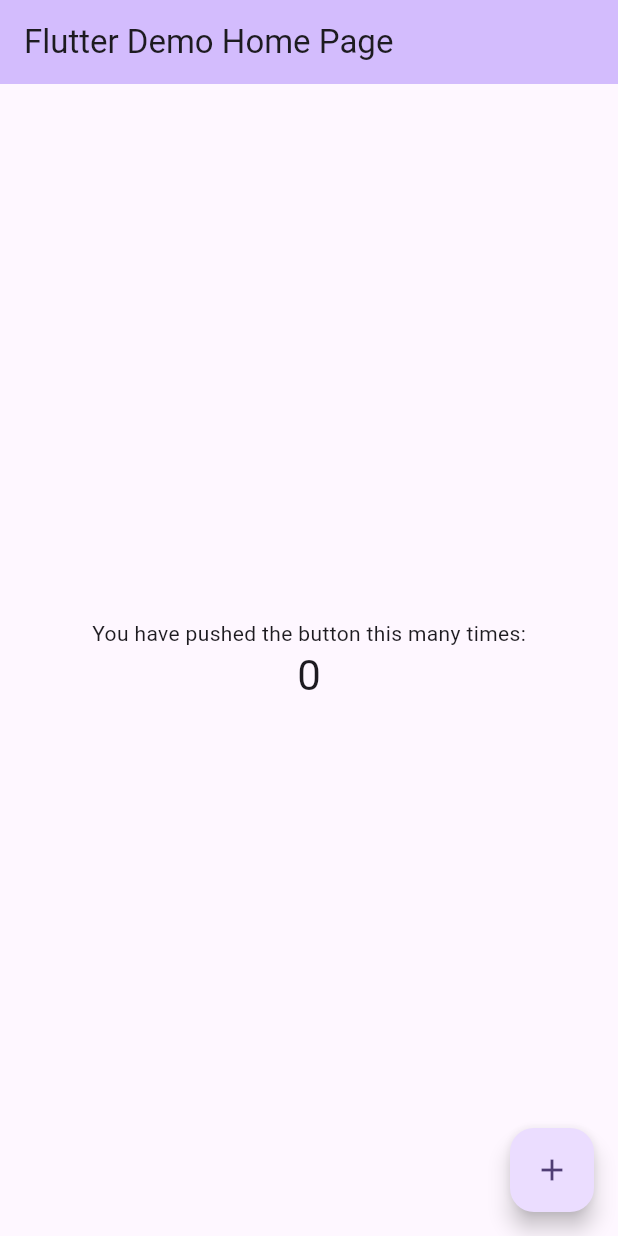
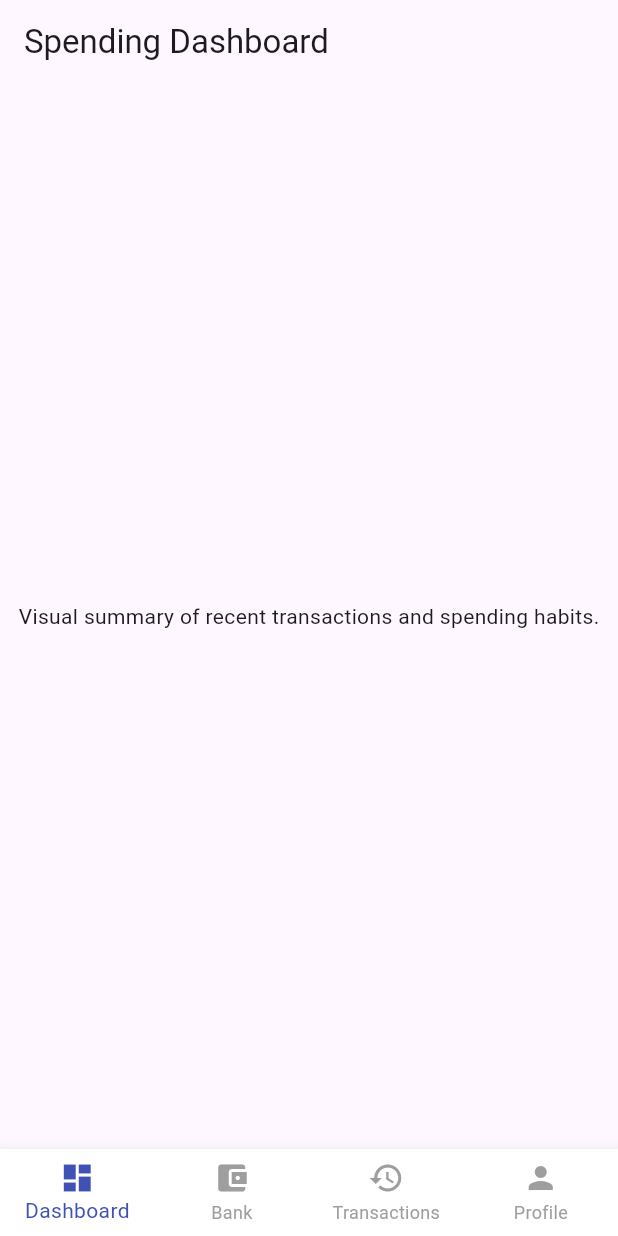
Before and after one commit to Sseankzs/PayPalm, a Flutter app: the screen it shows after launch, on a phone screen of 412 x 824 dp. Run offline on Flutter 3.47's test engine with Material 3 defaults, Android fonts, the light colour scheme and no system bars; our stand-ins replace firebase_core; accounts and stored records are empty.

Commit message:
finish setup and added navigation logic to temporary dummy screens.

```diff
--- /dev/null
+++ b/paypalm_mobile/lib/Screens/financial_dashboard_screen.dart
@@ -0,0 +1,48 @@
+import 'package:flutter/material.dart';
+import '../navigation_panel.dart';
+
+class SpendingDashboardScreen extends StatefulWidget {
+  const SpendingDashboardScreen({super.key});
+
+  @override
+  State<SpendingDashboardScreen> createState() => _SpendingDashboardScreenState();
+}
+
+class _SpendingDashboardScreenState extends State<SpendingDashboardScreen> {
+  int _selectedIndex = 0;
+
+  void _onItemTapped(int index) {
+    // Handle navigation logic here, e.g.:
+    switch (index) {
+      case 0:
+        Navigator.pushReplacementNamed(context, '/dashboard');
+        break;
+      case 1:
+        Navigator.pushReplacementNamed(context, '/bank');
+        break;
+      case 2:
+        Navigator.pushReplacementNamed(context, '/transactions');
+        break;
+      case 3:
+        Navigator.pushReplacementNamed(context, '/profile');
+        break;
+    }
+    setState(() {
+      _selectedIndex = index;
+    });
+  }
+
+  @override
+  Widget build(BuildContext context) {
+    return Scaffold(
+      appBar: AppBar(title: const Text('Spending Dashboard')),
+      body: const Center(
+        child: Text('Visual summary of recent transactions and spending habits.'),
+      ),
+      bottomNavigationBar: NavigationPanel(
+        selectedIndex: _selectedIndex,
+        onItemTapped: _onItemTapped,
+      ),
+    );
+  }
+}
--- /dev/null
+++ b/paypalm_mobile/lib/Screens/profile_screen.dart
@@ -0,0 +1,36 @@
+import 'package:flutter/material.dart';
+import '../navigation_panel.dart';
+
+class ProfileScreen extends StatelessWidget {
+  const ProfileScreen({super.key});
+
+  @override
+  Widget build(BuildContext context) {
+    return Scaffold(
+      appBar: AppBar(title: const Text('Profile')),
+      body: const Center(
+        child: Text('User information, app preferences, and palm hash.'),
+      ),
+        bottomNavigationBar: NavigationPanel(
+        selectedIndex: 3,
+        onItemTapped: (index) {
+          // Handle navigation logic here, e.g.:
+          switch (index) {
+            case 0:
+              Navigator.pushReplacementNamed(context, '/dashboard');
+              break;
+            case 1:
+              Navigator.pushReplacementNamed(context, '/bank');
+              break;
+            case 2:
+              Navigator.pushReplacementNamed(context, '/transactions');
+              break;
+            case 3:
+              Navigator.pushReplacementNamed(context, '/profile');
+              break;
+          }
+        },
+      ),
+    );
+  }
+}
--- a/paypalm_mobile/lib/main.dart
+++ b/paypalm_mobile/lib/main.dart
@@ -1,122 +1,40 @@
 import 'package:flutter/material.dart';
+import 'package:firebase_core/firebase_core.dart';
 
-void main() {
-  runApp(const MyApp());
+import 'screens/profile_screen.dart';
+import 'screens/financial_dashboard_screen.dart';
+import 'screens/transaction_history_screen.dart';
+import 'screens/bank_management_screen.dart';
+
+void main() async {
+  WidgetsFlutterBinding.ensureInitialized();
+  await Firebase.initializeApp();
+
+  runApp(const PalmPayApp());
 }
 
-class MyApp extends StatelessWidget {
-  const MyApp({super.key});
+class PalmPayApp extends StatelessWidget {
+  const PalmPayApp({super.key});
 
-  // This widget is the root of your application.
+  static final GlobalKey<NavigatorState> navigatorKey = GlobalKey<NavigatorState>();
+
   @override
   Widget build(BuildContext context) {
     return MaterialApp(
-      title: 'Flutter Demo',
+      navigatorKey: navigatorKey,
+      title: 'PalmPay',
+      debugShowCheckedModeBanner: false,
       theme: ThemeData(
-        // This is the theme of your application.
-        //
-        // TRY THIS: Try running your application with "flutter run". You'll see
-        // the application has a purple toolbar. Then, without quitting the app,
-        // try changing the seedColor in the colorScheme below to Colors.green
-        // and then invoke "hot reload" (save your changes or press the "hot
-        // reload" button in a Flutter-supported IDE, or press "r" if you used
-        // the command line to start the app).
-        //
-        // Notice that the counter didn't reset back to zero; the application
-        // state is not lost during the reload. To reset the state, use hot
-        // restart instead.
-        //
-        // This works for code too, not just values: Most code changes can be
-        // tested with just a hot reload.
-        colorScheme: ColorScheme.fromSeed(seedColor: Colors.deepPurple),
+        primarySwatch: Colors.indigo,
+        visualDensity: VisualDensity.adaptivePlatformDensity,
       ),
-      home: const MyHomePage(title: 'Flutter Demo Home Page'),
+      initialRoute: '/dashboard', // You control this
+      routes: {
+        '/profile': (context) => const ProfileScreen(),
+        '/dashboard': (context) => const SpendingDashboardScreen(),
+        '/transactions': (context) => const TransactionHistoryScreen(),
+        '/bank': (context) => const BankManagementScreen(),
+      },
     );
   }
 }
-
-class MyHomePage extends StatefulWidget {
-  const MyHomePage({super.key, required this.title});
-
-  // This widget is the home page of your application. It is stateful, meaning
-  // that it has a State object (defined below) that contains fields that affect
-  // how it looks.
-
-  // This class is the configuration for the state. It holds the values (in this
-  // case the title) provided by the parent (in this case the App widget) and
-  // used by the build method of the State. Fields in a Widget subclass are
-  // always marked "final".
-
-  final String title;
-
-  @override
-  State<MyHomePage> createState() => _MyHomePageState();
-}
-
-class _MyHomePageState extends State<MyHomePage> {
-  int _counter = 0;
-
-  void _incrementCounter() {
-    setState(() {
-      // This call to setState tells the Flutter framework that something has
-      // changed in this State, which causes it to rerun the build method below
-      // so that the display can reflect the updated values. If we changed
-      // _counter without calling setState(), then the build method would not be
-      // called again, and so nothing would appear to happen.
-      _counter++;
-    });
-  }
-
-  @override
-  Widget build(BuildContext context) {
-    // This method is rerun every time setState is called, for instance as done
-    // by the _incrementCounter method above.
-    //
-    // The Flutter framework has been optimized to make rerunning build methods
-    // fast, so that you can just rebuild anything that needs updating rather
-    // than having to individually change instances of widgets.
-    return Scaffold(
-      appBar: AppBar(
-        // TRY THIS: Try changing the color here to a specific color (to
-        // Colors.amber, perhaps?) and trigger a hot reload to see the AppBar
-        // change color while the other colors stay the same.
-        backgroundColor: Theme.of(context).colorScheme.inversePrimary,
-        // Here we take the value from the MyHomePage object that was created by
-        // the App.build method, and use it to set our appbar title.
-        title: Text(widget.title),
-      ),
-      body: Center(
-        // Center is a layout widget. It takes a single child and positions it
-        // in the middle of the parent.
-        child: Column(
-          // Column is also a layout widget. It takes a list of children and
-          // arranges them vertically. By default, it sizes itself to fit its
-          // children horizontally, and tries to be as tall as its parent.
-          //
-          // Column has various properties to control how it sizes itself and
-          // how it positions its children. Here we use mainAxisAlignment to
-          // center the children vertically; the main axis here is the vertical
-          // axis because Columns are vertical (the cross axis would be
-          // horizontal).
-          //
-          // TRY THIS: Invoke "debug painting" (choose the "Toggle Debug Paint"
-          // action in the IDE, or press "p" in the console), to see the
-          // wireframe for each widget.
-          mainAxisAlignment: MainAxisAlignment.center,
-          children: <Widget>[
-            const Text('You have pushed the button this many times:'),
-            Text(
-              '$_counter',
-              style: Theme.of(context).textTheme.headlineMedium,
-            ),
-          ],
-        ),
-      ),
-      floatingActionButton: FloatingActionButton(
-        onPressed: _incrementCounter,
-        tooltip: 'Increment',
-        child: const Icon(Icons.add),
-      ), // This trailing comma makes auto-formatting nicer for build methods.
-    );
-  }
-}
--- /dev/null
+++ b/paypalm_mobile/lib/navigation_panel.dart
@@ -0,0 +1,42 @@
+import 'package:flutter/material.dart';
+
+class NavigationPanel extends StatelessWidget {
+  final int selectedIndex;
+  final ValueChanged<int> onItemTapped;
+
+  const NavigationPanel({
+    super.key,
+    required this.selectedIndex,
+    required this.onItemTapped,
+  });
+
+  @override
+  Widget build(BuildContext context) {
+    return BottomNavigationBar(
+      currentIndex: selectedIndex,
+      onTap: onItemTapped,
+      selectedItemColor: Colors.indigo,
+      unselectedItemColor: Colors.grey,
+      backgroundColor: Colors.white,
+      type: BottomNavigationBarType.fixed,
+      items: const [
+        BottomNavigationBarItem(
+          icon: Icon(Icons.dashboard),
+          label: 'Dashboard',
+        ),
+        BottomNavigationBarItem(
+          icon: Icon(Icons.account_balance_wallet),
+          label: 'Bank',
+        ),
+        BottomNavigationBarItem(
+          icon: Icon(Icons.history),
+          label: 'Transactions',
+        ),
+        BottomNavigationBarItem(
+          icon: Icon(Icons.person),
+          label: 'Profile',
+        ),
+      ],
+    );
+  }
+}
--- a/paypalm_mobile/pubspec.yaml
+++ b/paypalm_mobile/pubspec.yaml
@@ -30,6 +30,9 @@ environment:
 dependencies:
   flutter:
     sdk: flutter
+  firebase_core: ^2.32.0
+  cloud_firestore: ^4.14.0
+  firebase_auth: ^4.17.0
 
   # The following adds the Cupertino Icons font to your application.
   # Use with the CupertinoIcons class for iOS style icons.
```
Also changed, not shown: paypalm_mobile/lib/Screens/bank_management_screen.dart (added, +36 -0 lines), paypalm_mobile/lib/Screens/transaction_history_screen.dart (added, +36 -0 lines), paypalm_mobile/pubspec.lock, 8 other files.
